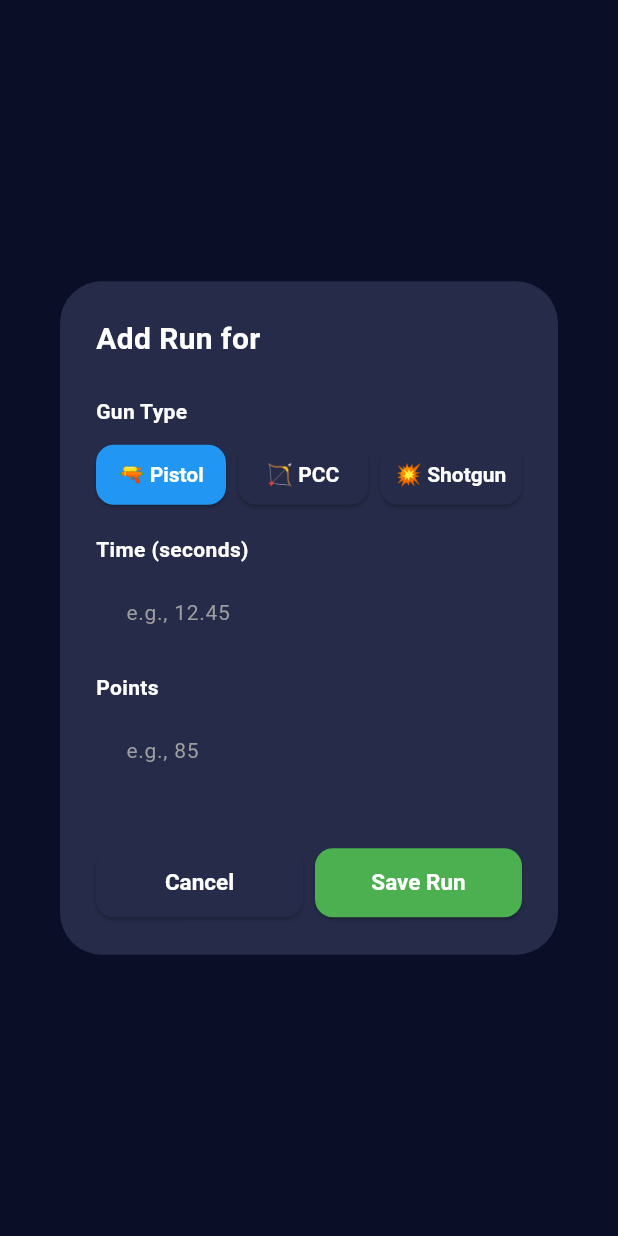
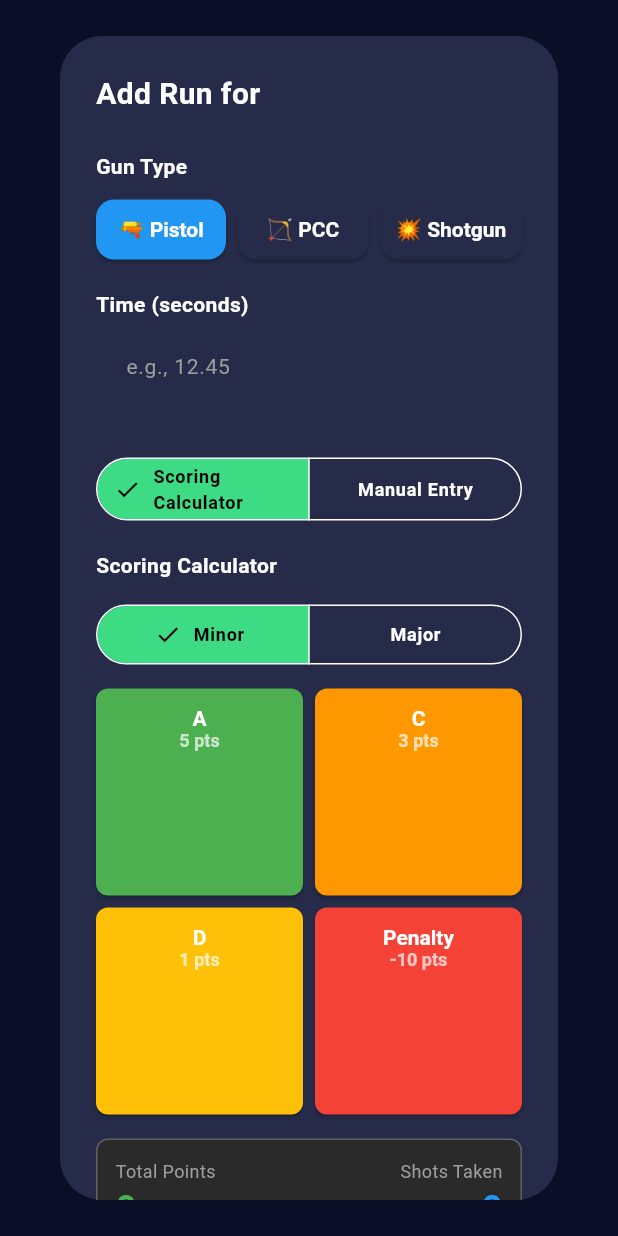
Before and after one commit to seba-bo/3gs-training-tracker, a Flutter app: the AddRunDialog widget shown alone on an empty page, opened directly with empty values, on a phone screen of 412 x 824 dp. Run offline on Flutter 3.47's test engine with Material 3 defaults, Android fonts, the phone set to English and light mode, and no system bars; our stand-ins replace shared_preferences; accounts and stored records are empty; Roboto replaces fonts that are missing (System).

Commit message:
scoring calculator. not reviewd yet.

```diff
--- a/lib/dialogs/add_run_dialog.dart
+++ b/lib/dialogs/add_run_dialog.dart
@@ -5,6 +5,7 @@ import '../models/gun_type.dart';
 import '../utils/constants.dart';
 import '../widgets/gun_type_selector.dart';
 import '../widgets/custom_input.dart';
+import '../widgets/hit_counter.dart';
 
 class AddRunDialog extends StatefulWidget {
   final Member member;
@@ -32,6 +33,7 @@ class _AddRunDialogState extends State<AddRunDialog> {
 
   late GunType _gunType;
   double? _hitFactor;
+  bool _useHitSelection = true; // Toggle between hit selection and manual entry
 
   @override
   void initState() {
@@ -120,7 +122,49 @@ class _AddRunDialogState extends State<AddRunDialog> {
                 ),
                 const SizedBox(height: 16),
                 _buildField('Time (seconds)', _timeCtrl, 'e.g., 12.45', isDecimal: true),
-                _buildField('Points', _pointsCtrl, 'e.g., 85'),
+                const SizedBox(height: 16),
+                // Toggle between hit selection and manual entry
+                Padding(
+                  padding: const EdgeInsets.only(bottom: 16),
+                  child: Row(
+                    children: [
+                      Expanded(
+                        child: SegmentedButton<bool>(
+                          segments: const [
+                            ButtonSegment(
+                              value: true,
+                              label: Text('Scoring Calculator'),
+                            ),
+                            ButtonSegment(
+                              value: false,
+                              label: Text('Manual Entry'),
+                            ),
+                          ],
+                          selected: {_useHitSelection},
+                          onSelectionChanged: (value) {
+                            setState(() => _useHitSelection = value.first);
+                          },
+                        ),
+                      ),
+                    ],
+                  ),
+                ),
+                // Conditionally show scoring calculator or manual input
+                if (_useHitSelection)
+                  Padding(
+                    padding: const EdgeInsets.only(bottom: 16),
+                    child: HitCounter(
+                      initialPoints: int.tryParse(_pointsCtrl.text) ?? 0,
+                      onPointsChanged: (points) {
+                        setState(() {
+                          _pointsCtrl.text = points.toString();
+                          _calculateHitFactor();
+                        });
+                      },
+                    ),
+                  )
+                else
+                  _buildField('Points', _pointsCtrl, 'e.g., 85'),
                 if (_hitFactor != null) ...[
                   const SizedBox(height: 16),
                   Container(
--- /dev/null
+++ b/lib/widgets/hit_counter.dart
@@ -0,0 +1,251 @@
+import 'package:flutter/material.dart';
+
+class HitCounter extends StatefulWidget {
+  final ValueChanged<int> onPointsChanged;
+  final int initialPoints;
+
+  const HitCounter({
+    super.key,
+    required this.onPointsChanged,
+    this.initialPoints = 0,
+  });
+
+  @override
+  State<HitCounter> createState() => _HitCounterState();
+}
+
+class _HitEntry {
+  final String label;
+  final int points;
+
+  _HitEntry(this.label, this.points);
+}
+
+class _HitCounterState extends State<HitCounter> {
+  late int _totalPoints;
+  final List<_HitEntry> _selectedHits = [];
+  bool _majorScoring = false;
+
+  @override
+  void initState() {
+    super.initState();
+    _totalPoints = widget.initialPoints;
+  }
+
+  void _addHit(String hitType, int points) {
+    setState(() {
+      _selectedHits.add(_HitEntry(hitType, points));
+      _totalPoints += points;
+    });
+    widget.onPointsChanged(_totalPoints);
+  }
+
+  void _undoLastHit() {
+    if (_selectedHits.isNotEmpty) {
+      final lastHit = _selectedHits.removeLast();
+      setState(() {
+        _totalPoints -= lastHit.points;
+      });
+      widget.onPointsChanged(_totalPoints);
+    }
+  }
+
+  void _reset() {
+    setState(() {
+      _selectedHits.clear();
+      _totalPoints = 0;
+    });
+    widget.onPointsChanged(0);
+  }
+
+  int _scoreForHitType(String hitType) {
+    switch (hitType) {
+      case 'A':
+        return 5;
+      case 'C':
+        return _majorScoring ? 4 : 3;
+      case 'D':
+        return _majorScoring ? 2 : 1;
+      case 'Penalty':
+        return -10;
+      default:
+        return 0;
+    }
+  }
+
+  Widget _buildHitButton(String label, int points, Color color) {
+    return ElevatedButton(
+      onPressed: () => _addHit(label, points),
+      style: ElevatedButton.styleFrom(
+        backgroundColor: color,
+        padding: const EdgeInsets.symmetric(vertical: 12),
+        shape: RoundedRectangleBorder(borderRadius: BorderRadius.circular(8)),
+      ),
+      child: Column(
+        children: [
+          Text(
+            label,
+            style: const TextStyle(
+              fontSize: 14,
+              fontWeight: FontWeight.bold,
+              color: Colors.white,
+            ),
+          ),
+          Text(
+            '$points pts',
+            style: const TextStyle(fontSize: 12, color: Colors.white70),
+          ),
+        ],
+      ),
+    );
+  }
+
+  @override
+  Widget build(BuildContext context) {
+    return Column(
+      crossAxisAlignment: CrossAxisAlignment.start,
+      children: [
+        const Text(
+          'Scoring Calculator',
+          style: TextStyle(fontWeight: FontWeight.bold, fontSize: 14),
+        ),
+        const SizedBox(height: 12),
+        Row(
+          children: [
+            Expanded(
+              child: SegmentedButton<bool>(
+                segments: const [
+                  ButtonSegment(value: false, label: Text('Minor')),
+                  ButtonSegment(value: true, label: Text('Major')),
+                ],
+                selected: {_majorScoring},
+                onSelectionChanged: (value) {
+                  setState(() {
+                    _majorScoring = value.first;
+                  });
+                },
+              ),
+            ),
+          ],
+        ),
+        const SizedBox(height: 12),
+        // Hit buttons grid
+        GridView.count(
+          crossAxisCount: 2,
+          shrinkWrap: true,
+          physics: const NeverScrollableScrollPhysics(),
+          mainAxisSpacing: 8,
+          crossAxisSpacing: 8,
+          children: [
+            _buildHitButton('A', _scoreForHitType('A'), Colors.green),
+            _buildHitButton('C', _scoreForHitType('C'), Colors.orange),
+            _buildHitButton('D', _scoreForHitType('D'), Colors.amber),
+            _buildHitButton('Penalty', _scoreForHitType('Penalty'), Colors.red),
+          ],
+        ),
+        const SizedBox(height: 16),
+        // Display total points and hit history
+        Container(
+          padding: const EdgeInsets.all(12),
+          decoration: BoxDecoration(
+            color: const Color(0xFF2a2a2a),
+            borderRadius: BorderRadius.circular(8),
+            border: Border.all(color: Colors.grey[700]!),
+          ),
+          child: Column(
+            children: [
+              Row(
+                mainAxisAlignment: MainAxisAlignment.spaceBetween,
+                children: [
+                  Column(
+                    crossAxisAlignment: CrossAxisAlignment.start,
+                    children: [
+                      const Text(
+                        'Total Points',
+                        style: TextStyle(fontSize: 12, color: Colors.grey),
+                      ),
+                      Text(
+                        _totalPoints.toString(),
+                        style: const TextStyle(
+                          fontSize: 24,
+                          fontWeight: FontWeight.bold,
+                          color: Colors.green,
+                        ),
+                      ),
+                    ],
+                  ),
+                  Column(
+                    crossAxisAlignment: CrossAxisAlignment.end,
+                    children: [
+                      const Text(
+                        'Shots Taken',
+                        style: TextStyle(fontSize: 12, color: Colors.grey),
+                      ),
+                      Text(
+                        _selectedHits.length.toString(),
+                        style: const TextStyle(
+                          fontSize: 24,
+                          fontWeight: FontWeight.bold,
+                          color: Colors.blue,
+                        ),
+                      ),
+                    ],
+                  ),
+                ],
+              ),
+              if (_selectedHits.isNotEmpty) ...[
+                const SizedBox(height: 12),
+                Wrap(
+                  spacing: 4,
+                  children: _selectedHits
+                      .map(
+                        (hit) => Chip(
+                          label: Text(hit.label),
+                          onDeleted: () {
+                            setState(() {
+                              _selectedHits.remove(hit);
+                              _totalPoints -= hit.points;
+                            });
+                            widget.onPointsChanged(_totalPoints);
+                          },
+                        ),
+                      )
+                      .toList(),
+                ),
+              ],
+            ],
+          ),
+        ),
+        const SizedBox(height: 12),
+        // Undo and Reset buttons
+        Row(
+          children: [
+            Expanded(
+              child: ElevatedButton.icon(
+                onPressed: _selectedHits.isEmpty ? null : _undoLastHit,
+                icon: const Icon(Icons.undo),
+                label: const Text('Undo'),
+                style: ElevatedButton.styleFrom(
+                  padding: const EdgeInsets.symmetric(vertical: 10),
+                  backgroundColor: Colors.grey[700],
+                ),
+              ),
+            ),
+            const SizedBox(width: 8),
+            Expanded(
+              child: ElevatedButton.icon(
+                onPressed: _selectedHits.isEmpty ? null : _reset,
+                icon: const Icon(Icons.refresh),
+                label: const Text('Reset'),
+                style: ElevatedButton.styleFrom(
+                  padding: const EdgeInsets.symmetric(vertical: 10),
+                  backgroundColor: Colors.grey[700],
+                ),
+              ),
+            ),
+          ],
+        ),
+      ],
+    );
+  }
+}
```
